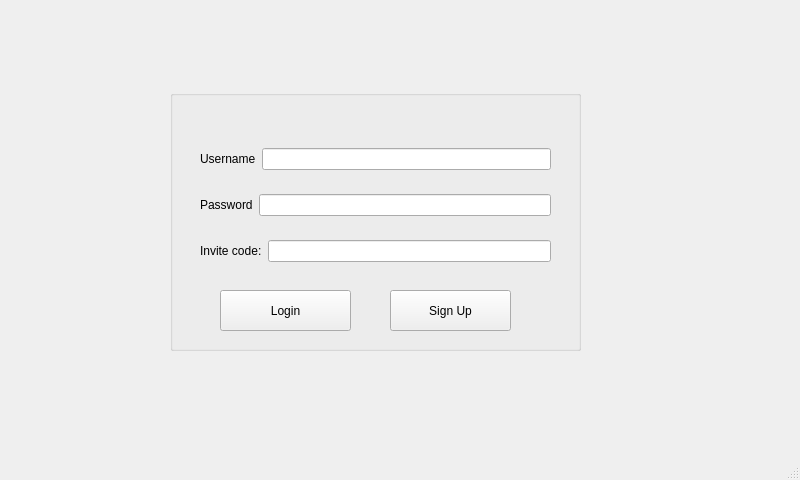
The window that interface/mainwindow.ui (DeliTrbat/LearNet) describes before a commit, drawn with Qt 5.
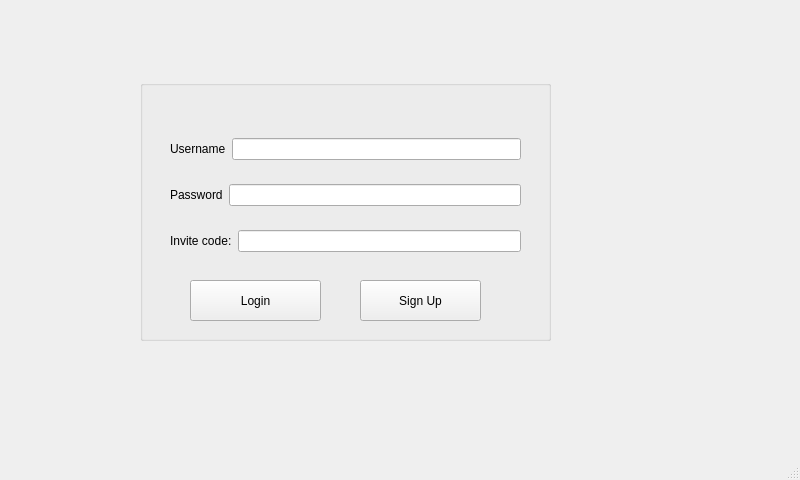
The same window after the commit.

Patch:
```diff
--- a/interface/mainwindow.ui
+++ b/interface/mainwindow.ui
@@ -20,10 +20,10 @@
    <widget class="QStackedWidget" name="stackedWidget">
     <property name="geometry">
      <rect>
-      <x>30</x>
-      <y>10</y>
-      <width>661</width>
-      <height>421</height>
+      <x>0</x>
+      <y>0</y>
+      <width>800</width>
+      <height>480</height>
      </rect>
     </property>
     <widget class="QWidget" name="page">
```
